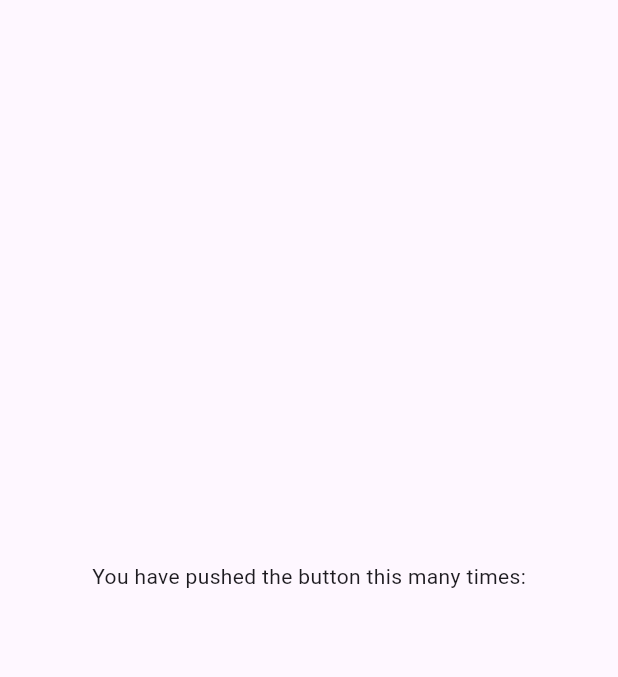
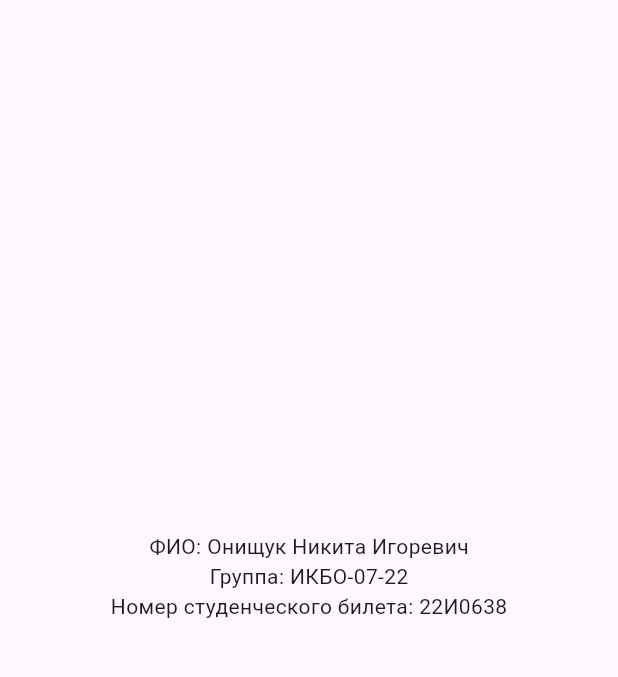
Before and after one commit to Gorkinpot/flutterPractice2, a Flutter app: the screen it shows after launch, on a phone screen of 412 x 824 dp, the part 84-761 px from its top. Run offline on Flutter 3.47's test engine with Material 3 defaults, Android fonts, the phone set to English and light mode, and no system bars.

Commit message:
text components were added

```diff
--- a/lib/main.dart
+++ b/lib/main.dart
@@ -54,18 +54,6 @@ class MyHomePage extends StatefulWidget {
 }
 
 class _MyHomePageState extends State<MyHomePage> {
-  int _counter = 0;
-
-  void _incrementCounter() {
-    setState(() {
-      // This call to setState tells the Flutter framework that something has
-      // changed in this State, which causes it to rerun the build method below
-      // so that the display can reflect the updated values. If we changed
-      // _counter without calling setState(), then the build method would not be
-      // called again, and so nothing would appear to happen.
-      _counter++;
-    });
-  }
 
   @override
   Widget build(BuildContext context) {
@@ -78,10 +66,13 @@ class _MyHomePageState extends State<MyHomePage> {
         child: Column(
           mainAxisAlignment: MainAxisAlignment.center,
           children: <Widget>[
-            const Text('You have pushed the button this many times:'),
+            const Text('ФИО: Онищук Никита Игоревич'),
+            const Text('Группа: ИКБО-07-22'),
+            const Text('Номер студенческого билета: 22И0638')
           ],
         ),
       ),
     );
   }
+
 }
```
